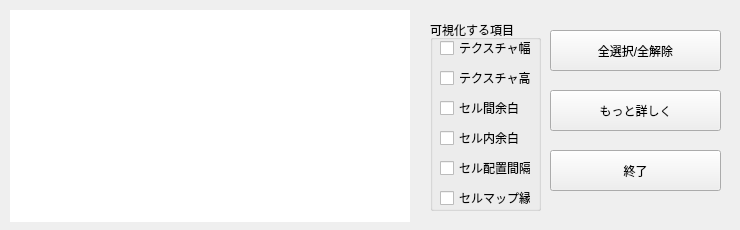
Qt form gui/subwindow.ui (SpriteStudio/PSDtoSS6) before a commit.
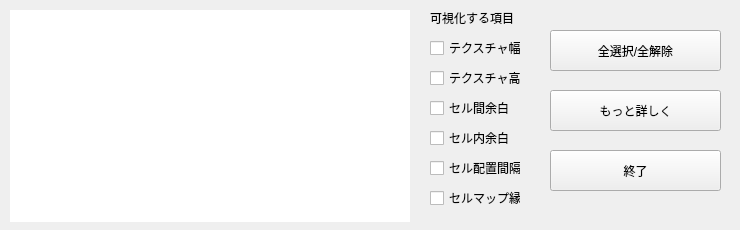
The same form after that commit.

The edit to the form file:
```diff
--- a/gui/subwindow.ui
+++ b/gui/subwindow.ui
@@ -38,97 +38,6 @@
     <enum>QAbstractScrollArea::AdjustIgnored</enum>
    </property>
   </widget>
-  <widget class="QGroupBox" name="groupBox">
-   <property name="geometry">
-    <rect>
-     <x>430</x>
-     <y>20</y>
-     <width>111</width>
-     <height>191</height>
-    </rect>
-   </property>
-   <property name="title">
-    <string>可視化する項目</string>
-   </property>
-   <widget class="QCheckBox" name="cb_tex_width">
-    <property name="geometry">
-     <rect>
-      <x>10</x>
-      <y>20</y>
-      <width>91</width>
-      <height>16</height>
-     </rect>
-    </property>
-    <property name="text">
-     <string>テクスチャ幅</string>
-    </property>
-   </widget>
-   <widget class="QCheckBox" name="cb_pad_shape">
-    <property name="geometry">
-     <rect>
-      <x>10</x>
-      <y>80</y>
-      <width>91</width>
-      <height>16</height>
-     </rect>
-    </property>
-    <property name="text">
-     <string>セル間余白</string>
-    </property>
-   </widget>
-   <widget class="QCheckBox" name="cb_pad_cell">
-    <property name="geometry">
-     <rect>
-      <x>10</x>
-      <y>140</y>
-      <width>91</width>
-      <height>16</height>
-     </rect>
-    </property>
-    <property name="text">
-     <string>セル配置間隔</string>
-    </property>
-   </widget>
-   <widget class="QCheckBox" name="cb_tex_height">
-    <property name="geometry">
-     <rect>
-      <x>10</x>
-      <y>50</y>
-      <width>91</width>
-      <height>16</height>
-     </rect>
-    </property>
-    <property name="text">
-     <string>テクスチャ高さ</string>
-    </property>
-   </widget>
-   <widget class="QCheckBox" name="cb_pad_inner">
-    <property name="geometry">
-     <rect>
-      <x>10</x>
-      <y>110</y>
-      <width>91</width>
-      <height>16</height>
-     </rect>
-    </property>
-    <property name="text">
-     <string>セル内余白</string>
-    </property>
-   </widget>
-   <widget class="QCheckBox" name="cb_pad_border">
-    <property name="geometry">
-     <rect>
-      <x>10</x>
-      <y>170</y>
-      <width>91</width>
-      <height>16</height>
-     </rect>
-    </property>
-    <property name="text">
-     <string>セルマップ縁幅</string>
-    </property>
-   </widget>
-  </widget>
   <widget class="QPushButton" name="buttonAll">
    <property name="geometry">
     <rect>
@@ -168,11 +77,97 @@
     <string>もっと詳しく</string>
    </property>
   </widget>
-  <zorder>groupBox</zorder>
-  <zorder>previewView</zorder>
-  <zorder>buttonAll</zorder>
-  <zorder>buttonEnd</zorder>
-  <zorder>buttonDetail</zorder>
+  <widget class="QCheckBox" name="cb_tex_width">
+   <property name="geometry">
+    <rect>
+     <x>430</x>
+     <y>40</y>
+     <width>91</width>
+     <height>16</height>
+    </rect>
+   </property>
+   <property name="text">
+    <string>テクスチャ幅</string>
+   </property>
+  </widget>
+  <widget class="QCheckBox" name="cb_tex_height">
+   <property name="geometry">
+    <rect>
+     <x>430</x>
+     <y>70</y>
+     <width>91</width>
+     <height>16</height>
+    </rect>
+   </property>
+   <property name="text">
+    <string>テクスチャ高さ</string>
+   </property>
+  </widget>
+  <widget class="QCheckBox" name="cb_pad_border">
+   <property name="geometry">
+    <rect>
+     <x>430</x>
+     <y>190</y>
+     <width>91</width>
+     <height>16</height>
+    </rect>
+   </property>
+   <property name="text">
+    <string>セルマップ縁幅</string>
+   </property>
+  </widget>
+  <widget class="QCheckBox" name="cb_pad_shape">
+   <property name="geometry">
+    <rect>
+     <x>430</x>
+     <y>100</y>
+     <width>91</width>
+     <height>16</height>
+    </rect>
+   </property>
+   <property name="text">
+    <string>セル間余白</string>
+   </property>
+  </widget>
+  <widget class="QCheckBox" name="cb_pad_cell">
+   <property name="geometry">
+    <rect>
+     <x>430</x>
+     <y>160</y>
+     <width>91</width>
+     <height>16</height>
+    </rect>
+   </property>
+   <property name="text">
+    <string>セル配置間隔</string>
+   </property>
+  </widget>
+  <widget class="QCheckBox" name="cb_pad_inner">
+   <property name="geometry">
+    <rect>
+     <x>430</x>
+     <y>130</y>
+     <width>91</width>
+     <height>16</height>
+    </rect>
+   </property>
+   <property name="text">
+    <string>セル内余白</string>
+   </property>
+  </widget>
+  <widget class="QLabel" name="cb_abstract">
+   <property name="geometry">
+    <rect>
+     <x>430</x>
+     <y>10</y>
+     <width>111</width>
+     <height>16</height>
+    </rect>
+   </property>
+   <property name="text">
+    <string>可視化する項目</string>
+   </property>
+  </widget>
  </widget>
  <resources/>
  <connections/>
```
